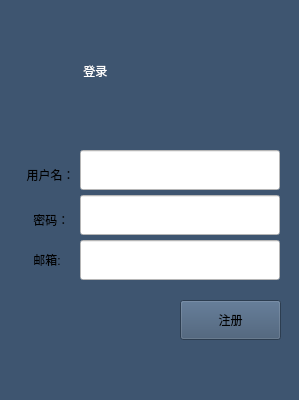
Before: the Qt Designer form simple-game-without-db/user_regist.ui in 34678/box-Game, drawn with Qt 5.
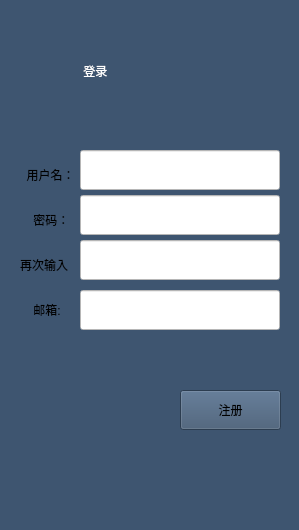
After: the same form once the commit is applied.

Diff of the .ui file:
```diff
--- a/simple-game-without-db/user_regist.ui
+++ b/simple-game-without-db/user_regist.ui
@@ -7,13 +7,13 @@
     <x>0</x>
     <y>0</y>
     <width>299</width>
-    <height>400</height>
+    <height>530</height>
    </rect>
   </property>
   <property name="maximumSize">
    <size>
     <width>400</width>
-    <height>400</height>
+    <height>800</height>
    </size>
   </property>
   <property name="windowTitle">
@@ -64,7 +64,7 @@
     <property name="geometry">
      <rect>
       <x>180</x>
-      <y>300</y>
+      <y>390</y>
       <width>101</width>
       <height>40</height>
      </rect>
@@ -134,11 +134,28 @@
      <string/>
     </property>
    </widget>
-   <widget class="QLabel" name="userLabel_4">
+   <widget class="QLineEdit" name="psdLineEdt_4">
+    <property name="geometry">
+     <rect>
+      <x>80</x>
+      <y>290</y>
+      <width>200</width>
+      <height>40</height>
+     </rect>
+    </property>
+    <property name="styleSheet">
+     <string notr="true">background-color: rgb(255, 255, 255);
+font: 11pt &quot;DejaVu Serif&quot;;</string>
+    </property>
+    <property name="text">
+     <string/>
+    </property>
+   </widget>
+   <widget class="QLabel" name="userLabel_5">
     <property name="geometry">
      <rect>
       <x>20</x>
-      <y>240</y>
+      <y>290</y>
       <width>54</width>
       <height>40</height>
      </rect>
@@ -164,6 +181,19 @@
      <string/>
     </property>
    </widget>
+   <widget class="QLabel" name="psdLabel_3">
+    <property name="geometry">
+     <rect>
+      <x>20</x>
+      <y>245</y>
+      <width>54</width>
+      <height>40</height>
+     </rect>
+    </property>
+    <property name="text">
+     <string>再次输入</string>
+    </property>
+   </widget>
   </widget>
   <widget class="QMenuBar" name="menubar">
    <property name="geometry">
```
Left out of the diff: 4 changed lines with no effect on the pictures.
